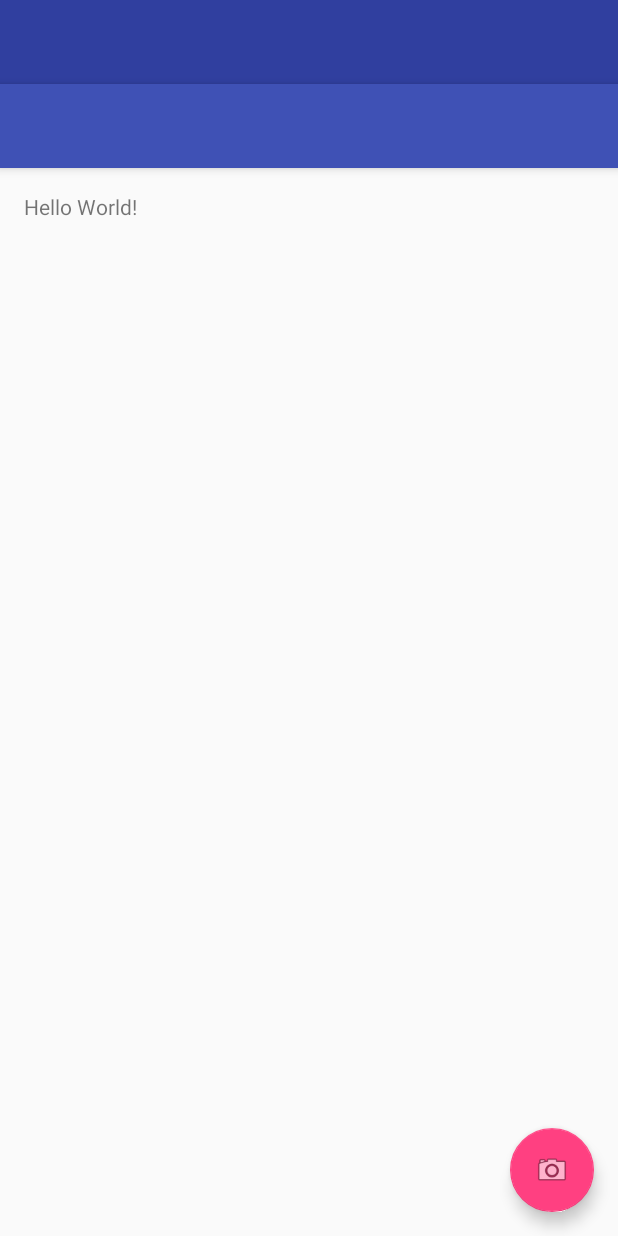
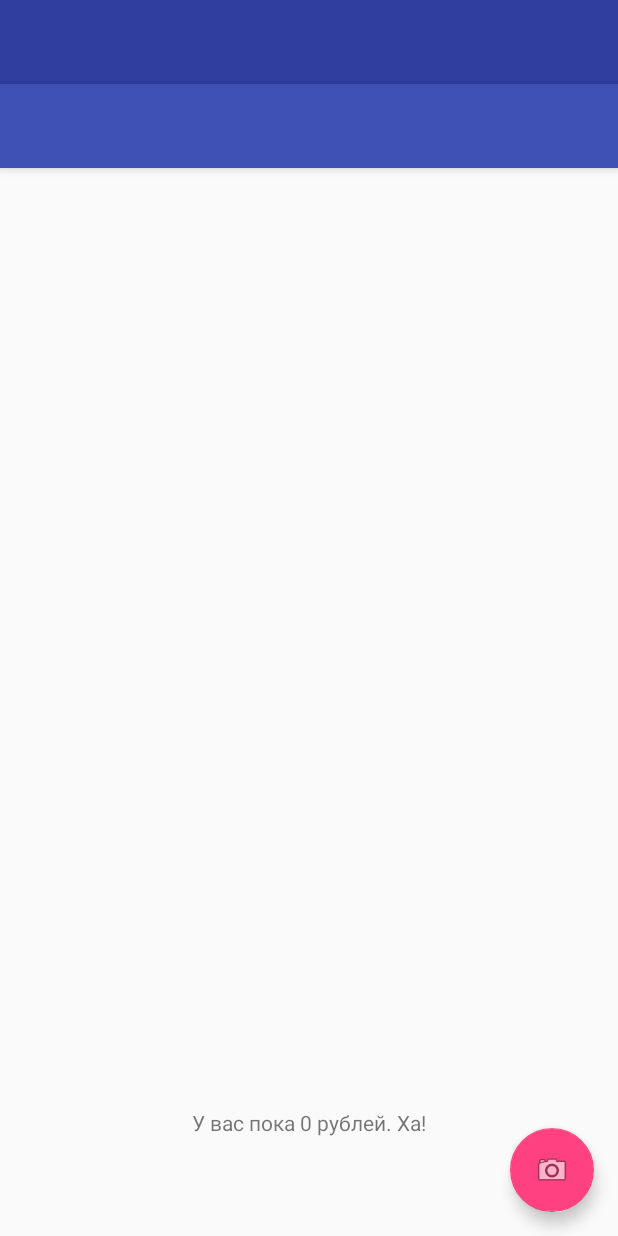
Before and after one commit to sp41mer/Android_project, an Android app: the layout activity_main.xml on its own in the app's theme, with its tools: preview values and no code run, on a phone screen of 412 x 824 dp. Run offline under Robolectric (Android 15) with nearby library versions, the phone set to English and light mode, and no system bars.

Commit message:
changed headers on navigation

```diff
--- a/app/src/main/res/layout/content_main.xml
+++ b/app/src/main/res/layout/content_main.xml
@@ -15,5 +15,8 @@
     <TextView
         android:layout_width="wrap_content"
         android:layout_height="wrap_content"
-        android:text="Hello World!" />
+        android:layout_alignParentBottom = "true"
+        android:layout_centerHorizontal = "true"
+        android:layout_marginBottom="50dp"
+        android:text="@string/current_no_money" />
 </RelativeLayout>
--- a/app/src/main/res/layout/nav_header_main.xml
+++ b/app/src/main/res/layout/nav_header_main.xml
@@ -22,13 +22,13 @@
         android:layout_width="match_parent"
         android:layout_height="wrap_content"
         android:paddingTop="@dimen/nav_header_vertical_spacing"
-        android:text="Android Studio"
+        android:text="@string/menu_big_header"
         android:textAppearance="@style/TextAppearance.AppCompat.Body1" />
 
     <TextView
         android:id="@+id/textView"
         android:layout_width="wrap_content"
         android:layout_height="wrap_content"
-        android:text="android.studio@android.com" />
+        android:text="@string/menu_small_header" />
 
 </LinearLayout>
--- a/app/src/main/res/values/strings.xml
+++ b/app/src/main/res/values/strings.xml
@@ -3,6 +3,11 @@
 
     <string name="navigation_drawer_open">Open navigation drawer</string>
     <string name="navigation_drawer_close">Close navigation drawer</string>
+
+    <string name="current_no_money">У вас пока 0 рублей. Ха!</string>
+
+    <string name="menu_big_header">Умная копилка</string>
+    <string name="menu_small_header">Забудь про устный счёт</string>
 
     <string name="menu_new_photo">Новый снимок</string>
     <string name="menu_current">Копилка</string>
```
